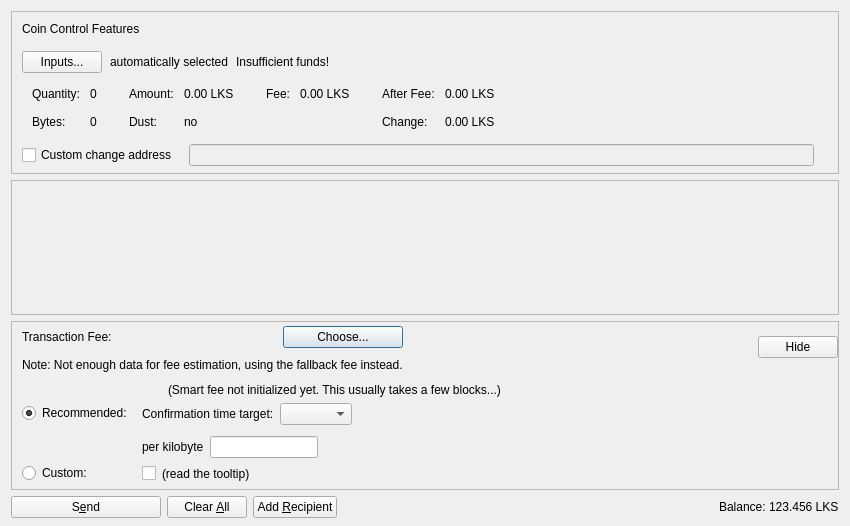
Old version of the form src/qt/forms/sendcoinsdialog.ui in the repository LKSCOIN/lkscoin-core.
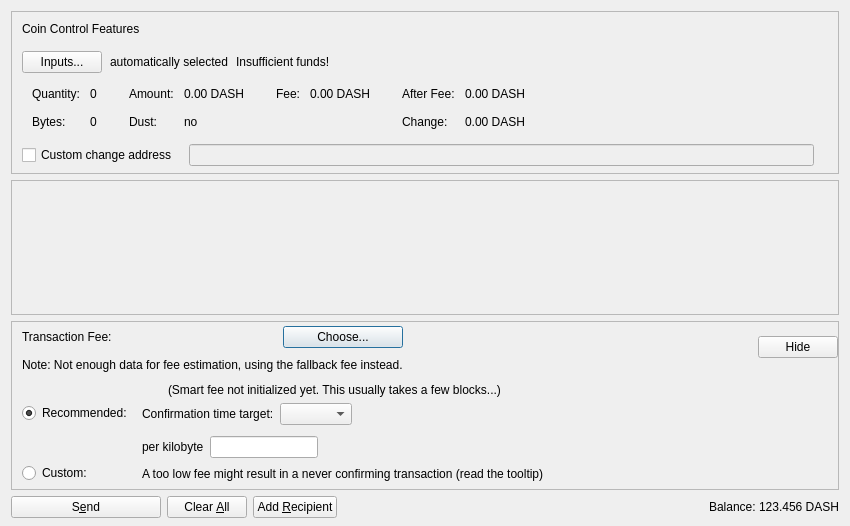
New version of the form. Custom widgets are drawn as their Qt base class.

Commit message:
Import Dash Core v18.2.2
Pristine upstream tree from dashpay/dash tag v18.2.2, replacing the 0.17-based
tree wholesale. Baseline for LKSCOIN Core 5.18.2.1 (step 2 of the modernization
roadmap; step 1 was 4.17.3.2 on Dash 0.17.0.3, in production since August 2026).

LKSCOIN shares no history with upstream, so each step forward is done by
re-applying the LKSCOIN delta on a clean upstream tree, not by merging.

Patch:
```diff
--- a/src/qt/forms/sendcoinsdialog.ui
+++ b/src/qt/forms/sendcoinsdialog.ui
@@ -288,7 +288,7 @@
                   <enum>Qt::ActionsContextMenu</enum>
                  </property>
                  <property name="text">
-                  <string notr="true">0.00 LKS</string>
+                  <string notr="true">0.00 DASH</string>
                  </property>
                  <property name="textInteractionFlags">
                   <set>Qt::LinksAccessibleByMouse|Qt::TextSelectableByKeyboard|Qt::TextSelectableByMouse</set>
@@ -356,7 +356,7 @@
                   <enum>Qt::ActionsContextMenu</enum>
                  </property>
                  <property name="text">
-                  <string notr="true">0.00 LKS</string>
+                  <string notr="true">0.00 DASH</string>
                  </property>
                  <property name="textInteractionFlags">
                   <set>Qt::LinksAccessibleByMouse|Qt::TextSelectableByKeyboard|Qt::TextSelectableByMouse</set>
@@ -401,7 +401,7 @@
                   <enum>Qt::ActionsContextMenu</enum>
                  </property>
                  <property name="text">
-                  <string notr="true">0.00 LKS</string>
+                  <string notr="true">0.00 DASH</string>
                  </property>
                  <property name="textInteractionFlags">
                   <set>Qt::LinksAccessibleByMouse|Qt::TextSelectableByKeyboard|Qt::TextSelectableByMouse</set>
@@ -424,7 +424,7 @@
                   <enum>Qt::ActionsContextMenu</enum>
                  </property>
                  <property name="text">
-                  <string notr="true">0.00 LKS</string>
+                  <string notr="true">0.00 DASH</string>
                  </property>
                  <property name="textInteractionFlags">
                   <set>Qt::LinksAccessibleByMouse|Qt::TextSelectableByKeyboard|Qt::TextSelectableByMouse</set>
@@ -814,17 +814,7 @@
                <item>
                 <layout class="QHBoxLayout" name="horizontalLayoutFee8">
                  <item>
-                  <widget class="QCheckBox" name="checkBoxMinimumFee">
-                   <property name="toolTip">
-                    <string>Paying only the minimum fee is just fine as long as there is less transaction volume than space in the blocks.&lt;br /&gt;But be aware that this can end up in a never confirming transaction once there is more demand for lks transactions than the network can process.</string>
-                   </property>
-                   <property name="text">
-                    <string/>
-                   </property>
-                  </widget>
-                 </item>
-                 <item>
-                  <widget class="QLabel" name="labelMinFeeWarning">
+                  <widget class="QLabel" name="labelCustomFeeWarning">
                    <property name="enabled">
                     <bool>true</bool>
                    </property>
@@ -832,10 +822,7 @@
                     <string>Paying only the minimum fee is just fine as long as there is less transaction volume than space in the blocks.&lt;br /&gt;But be aware that this can end up in a never confirming transaction once there is more demand for lks transactions than the network can process.</string>
                    </property>
                    <property name="text">
-                    <string>(read the tooltip)</string>
-                   </property>
-                   <property name="margin">
-                    <number>5</number>
+                    <string>A too low fee might result in a never confirming transaction (read the tooltip)</string>
                    </property>
                   </widget>
                  </item>
@@ -1156,7 +1143,7 @@
           <cursorShape>IBeamCursor</cursorShape>
          </property>
          <property name="text">
-          <string notr="true">123.456 LKS</string>
+          <string notr="true">123.456 DASH</string>
          </property>
          <property name="textInteractionFlags">
           <set>Qt::LinksAccessibleByMouse|Qt::TextSelectableByKeyboard|Qt::TextSelectableByMouse</set>
```
Left out of the diff: 15 changed lines with no effect on the pictures. The commit also changes 2092 other files.
